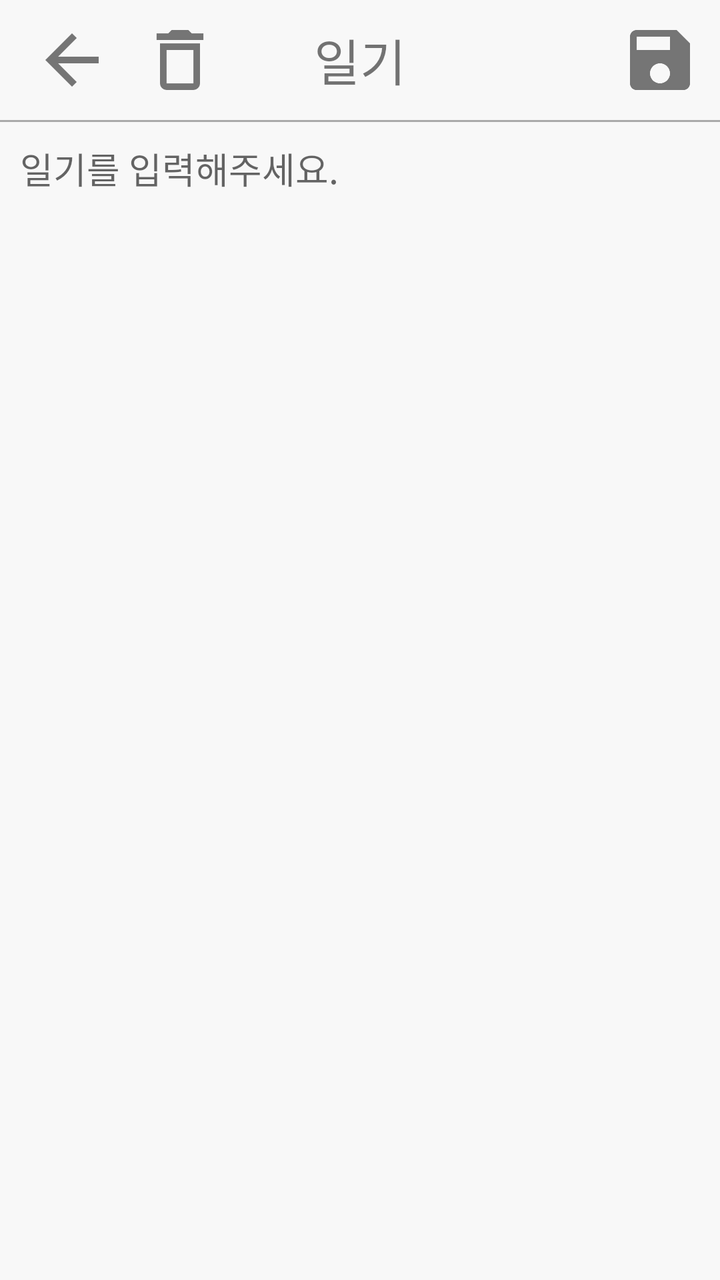
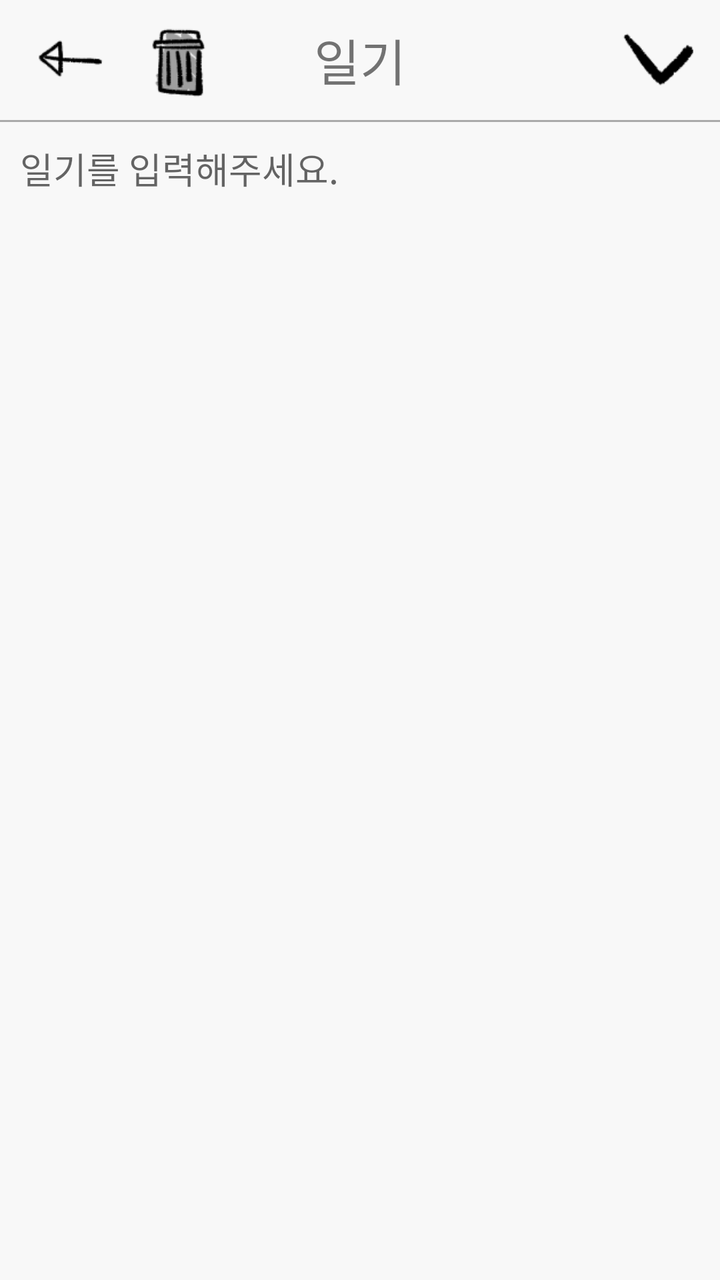

Compare the two renders of this Android layout. The source of the first and the diff that turns it into the second are given below.
<!-- AndroidManifest.xml: application theme Theme.Doraboda -->
<!-- res/layout/activity_write_mode.xml -->
<?xml version="1.0" encoding="utf-8"?>
<layout>
<androidx.constraintlayout.widget.ConstraintLayout xmlns:android="http://schemas.android.com/apk/res/android"
    xmlns:app="http://schemas.android.com/apk/res-auto"
    xmlns:tools="http://schemas.android.com/tools"
    android:layout_width="match_parent"
    android:layout_height="match_parent"
    tools:context=".ui.WriteModeActivity">
    <androidx.appcompat.widget.Toolbar
        android:id="@+id/writeModeToolbar"
        android:layout_width="match_parent"
        android:layout_height="wrap_content"
        android:minHeight="?attr/actionBarSize"
        app:layout_constraintTop_toTopOf="parent"
        >
        <ImageView
            android:id="@+id/writeModeQuitImageView"
            android:layout_width="40dp"
            android:layout_height="40dp"
            android:src="@drawable/icon_quit"
            android:layout_gravity="start"
            android:layout_margin="10dp"
            />
        <ImageView
            android:id="@+id/writeModeDeleteImageView"
            android:layout_width="40dp"
            android:layout_height="40dp"
            android:src="@drawable/icon_delete"
            android:layout_gravity="start"
            android:layout_margin="10dp"
            />
        <TextView
            android:id="@+id/writeModeTextView1"
            android:text="일기"
            android:textSize="25dp"
            android:layout_width="wrap_content"
            android:layout_height="wrap_content"
            android:layout_gravity="center"
            />
        <ImageView
            android:id="@+id/writeModeSaveImageView"
            android:layout_width="40dp"
            android:layout_height="40dp"
            android:src="@drawable/icon_save"
            android:layout_gravity="end"
            android:layout_margin="10dp"
            />
    </androidx.appcompat.widget.Toolbar>
    <View
        android:id="@+id/writeModeView1"
        android:layout_width="match_parent"
        android:layout_height="1dp"
        android:background="@android:color/darker_gray"
        app:layout_constraintTop_toBottomOf="@id/writeModeToolbar"
        />
    <EditText
        android:id="@+id/writeModeEditText"
        android:hint="일기를 입력해주세요."
        android:layout_width="match_parent"
        android:layout_height="0dp"
        app:layout_constraintTop_toBottomOf="@id/writeModeView1"
        app:layout_constraintBottom_toBottomOf="parent"
        android:gravity="top"
        android:inputType="textMultiLine"
        android:background="@android:color/transparent"
        android:layout_margin="10dp"
        android:maxLength="50"
        />
</androidx.constraintlayout.widget.ConstraintLayout>
</layout>
<!-- resources referenced by this layout -->
<resources>
  <!-- drawable icon_delete (drawable) -->
  <vector xmlns:android="http://schemas.android.com/apk/res/android" android:height="24dp" android:tint="#757575" android:viewportHeight="24" android:viewportWidth="24" android:width="24dp">
        
      <path android:fillColor="@android:color/white" android:pathData="M6,19c0,1.1 0.9,2 2,2h8c1.1,0 2,-0.9 2,-2L18,7L6,7v12zM8,9h8v10L8,19L8,9zM15.5,4l-1,-1h-5l-1,1L5,4v2h14L19,4z"/>
      
  </vector>
  <!-- drawable icon_quit (drawable) -->
  <vector android:autoMirrored="true" android:height="24dp"
      android:tint="#757575" android:viewportHeight="24"
      android:viewportWidth="24" android:width="24dp" xmlns:android="http://schemas.android.com/apk/res/android">
      <path android:fillColor="@android:color/white" android:pathData="M20,11H7.83l5.59,-5.59L12,4l-8,8 8,8 1.41,-1.41L7.83,13H20v-2z"/>
  </vector>
  <!-- drawable icon_save (drawable) -->
  <vector android:height="24dp" android:tint="#757575"
      android:viewportHeight="24" android:viewportWidth="24"
      android:width="24dp" xmlns:android="http://schemas.android.com/apk/res/android">
      <path android:fillColor="@android:color/white" android:pathData="M17,3L5,3c-1.11,0 -2,0.9 -2,2v14c0,1.1 0.89,2 2,2h14c1.1,0 2,-0.9 2,-2L21,7l-4,-4zM12,19c-1.66,0 -3,-1.34 -3,-3s1.34,-3 3,-3 3,1.34 3,3 -1.34,3 -3,3zM15,9L5,9L5,5h10v4z"/>
  </vector>
  <style name="Theme.Doraboda" parent="Theme.MaterialComponents.Light">
          
          <item name="colorPrimary">@color/mainYellow</item>
          <item name="colorPrimaryVariant">@color/purple_700</item>
          <item name="colorOnPrimary">@color/white</item>
          
          <item name="colorSecondary">@color/teal_200</item>
          <item name="colorSecondaryVariant">@color/teal_700</item>
          <item name="colorOnSecondary">@color/black</item>
          
          <item name="android:statusBarColor">?attr/colorPrimaryVariant</item>
          
          <item name="windowActionBar">false</item>
          <item name="windowNoTitle">true</item>
          <item name="bottomSheetDialogTheme">@style/BottomSheetTheme</item>
          <item name="android:fitsSystemWindows">true</item>
          <item name="android:colorBackground">@color/bgYellow</item>
          <item name="android:windowLightStatusBar">true</item>
      </style>
  <color name="mainYellow">#FFE000</color>
  <color name="purple_700">#FF3700B3</color>
  <color name="white">#FFFFFFFF</color>
  <color name="teal_200">#FF03DAC5</color>
  <color name="teal_700">#FF018786</color>
  <color name="black">#FF000000</color>
  <style name="BottomSheetTheme" parent="Theme.Design.Light.BottomSheetDialog">
          <item name="bottomSheetStyle">@style/BottomSheetStyle</item>
          <item name="android:windowIsFloating">false</item>
      </style>
  <color name="bgYellow">#F8F8F8</color>
  <style name="BottomSheetStyle" parent="Widget.Design.BottomSheet.Modal">
          <item name="android:background">@drawable/bottom_sheet_style</item>
      </style>
  <!-- drawable bottom_sheet_style (drawable) -->
  <?xml version="1.0" encoding="utf-8"?>
  
  <shape xmlns:android="http://schemas.android.com/apk/res/android"
      android:shape="rectangle">
      <corners
          android:topLeftRadius="25dp"
          android:topRightRadius="25dp" />
      <solid android:color="@color/subYellow"/>
  </shape>
  <color name="subYellow">#FFFAF4C0</color>
</resources>

<!-- the commit's change to res/layout/activity_write_mode.xml (unified diff, before → after) -->
@@ -41,7 +41,7 @@
             android:id="@+id/writeModeSaveImageView"
             android:layout_width="40dp"
             android:layout_height="40dp"
-            android:src="@drawable/icon_save"
+            android:src="@drawable/icon_check"
             android:layout_gravity="end"
             android:layout_margin="10dp"
             />
<!-- resource entries referenced after the edit -->
@@ -1,23 +1,8 @@
 <!-- resources referenced by this layout -->
 <resources>
-  <!-- drawable icon_delete (drawable) -->
-  <vector xmlns:android="http://schemas.android.com/apk/res/android" android:height="24dp" android:tint="#757575" android:viewportHeight="24" android:viewportWidth="24" android:width="24dp">
-        
-      <path android:fillColor="@android:color/white" android:pathData="M6,19c0,1.1 0.9,2 2,2h8c1.1,0 2,-0.9 2,-2L18,7L6,7v12zM8,9h8v10L8,19L8,9zM15.5,4l-1,-1h-5l-1,1L5,4v2h14L19,4z"/>
-      
-  </vector>
-  <!-- drawable icon_quit (drawable) -->
-  <vector android:autoMirrored="true" android:height="24dp"
-      android:tint="#757575" android:viewportHeight="24"
-      android:viewportWidth="24" android:width="24dp" xmlns:android="http://schemas.android.com/apk/res/android">
-      <path android:fillColor="@android:color/white" android:pathData="M20,11H7.83l5.59,-5.59L12,4l-8,8 8,8 1.41,-1.41L7.83,13H20v-2z"/>
-  </vector>
-  <!-- drawable icon_save (drawable) -->
-  <vector android:height="24dp" android:tint="#757575"
-      android:viewportHeight="24" android:viewportWidth="24"
-      android:width="24dp" xmlns:android="http://schemas.android.com/apk/res/android">
-      <path android:fillColor="@android:color/white" android:pathData="M17,3L5,3c-1.11,0 -2,0.9 -2,2v14c0,1.1 0.89,2 2,2h14c1.1,0 2,-0.9 2,-2L21,7l-4,-4zM12,19c-1.66,0 -3,-1.34 -3,-3s1.34,-3 3,-3 3,1.34 3,3 -1.34,3 -3,3zM15,9L5,9L5,5h10v4z"/>
-  </vector>
+  <!-- drawable icon_check: png bitmap (drawable, 936 bytes) -->
+  <!-- drawable icon_delete: png bitmap (drawable, 3954 bytes) -->
+  <!-- drawable icon_quit: png bitmap (drawable, 1057 bytes) -->
   <style name="Theme.Doraboda" parent="Theme.MaterialComponents.Light">
           
           <item name="colorPrimary">@color/mainYellow</item>
